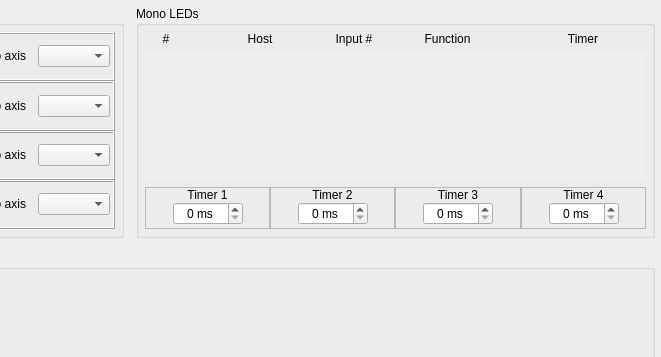
anpeaco/FreeJoyXConfiguratorQt, file src/widgets/led/ledconfig.ui: the form before one commit; both pictures show x 401 to 1062 and y 0 to 357 of the 1062 by 603 pixel window.
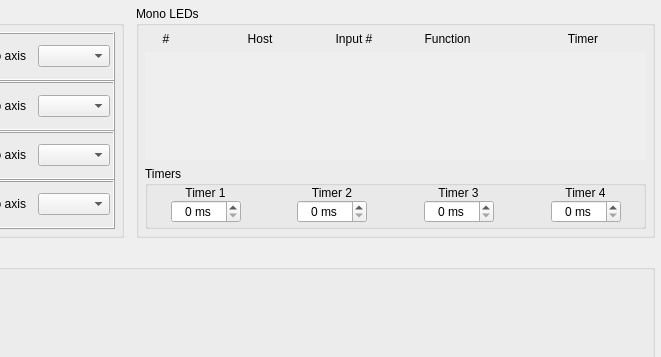
The form after the commit. Custom widgets are drawn as their Qt base class.

Commit message: refactor(ui): LED timers group box (B2), encoder row alignment (B7), shared progress-log (B1)

The edit to the form file:
```diff
--- a/src/widgets/led/ledconfig.ui
+++ b/src/widgets/led/ledconfig.ui
@@ -515,9 +515,13 @@
        </widget>
       </item>
       <item row="2" column="0">
-       <layout class="QHBoxLayout" name="layoutH_Timers">
+       <widget class="QGroupBox" name="groupBox_Timers">
+        <property name="title">
+         <string>Timers</string>
+        </property>
+        <layout class="QHBoxLayout" name="layoutH_Timers">
         <property name="spacing">
-         <number>0</number>
+         <number>12</number>
         </property>
         <property name="leftMargin">
          <number>0</number>
@@ -533,12 +537,6 @@
         </property>
         <item>
          <widget class="QFrame" name="frame_5">
-          <property name="frameShape">
-           <enum>QFrame::Shape::StyledPanel</enum>
-          </property>
-          <property name="frameShadow">
-           <enum>QFrame::Shadow::Sunken</enum>
-          </property>
           <layout class="QGridLayout" name="gridLayout_5" columnstretch="1,1,1">
            <property name="leftMargin">
             <number>1</number>
@@ -618,12 +616,6 @@
         </item>
         <item>
          <widget class="QFrame" name="frame_6">
-          <property name="frameShape">
-           <enum>QFrame::Shape::StyledPanel</enum>
-          </property>
-          <property name="frameShadow">
-           <enum>QFrame::Shadow::Sunken</enum>
-          </property>
           <layout class="QGridLayout" name="gridLayout_6" columnstretch="1,1,1">
            <property name="leftMargin">
             <number>1</number>
@@ -703,12 +695,6 @@
         </item>
         <item>
          <widget class="QFrame" name="frame_7">
-          <property name="frameShape">
-           <enum>QFrame::Shape::StyledPanel</enum>
-          </property>
-          <property name="frameShadow">
-           <enum>QFrame::Shadow::Sunken</enum>
-          </property>
           <layout class="QGridLayout" name="gridLayout_7" columnstretch="1,1,1">
            <property name="leftMargin">
             <number>1</number>
@@ -788,12 +774,6 @@
         </item>
         <item>
          <widget class="QFrame" name="frame_8">
-          <property name="frameShape">
-           <enum>QFrame::Shape::StyledPanel</enum>
-          </property>
-          <property name="frameShadow">
-           <enum>QFrame::Shadow::Sunken</enum>
-          </property>
           <layout class="QGridLayout" name="gridLayout_8" columnstretch="1,1,1">
            <property name="leftMargin">
             <number>1</number>
@@ -871,7 +851,8 @@
           </layout>
          </widget>
         </item>
-       </layout>
+        </layout>
+       </widget>
       </item>
      </layout>
     </widget>
```
The commit also changes 4 other files.
